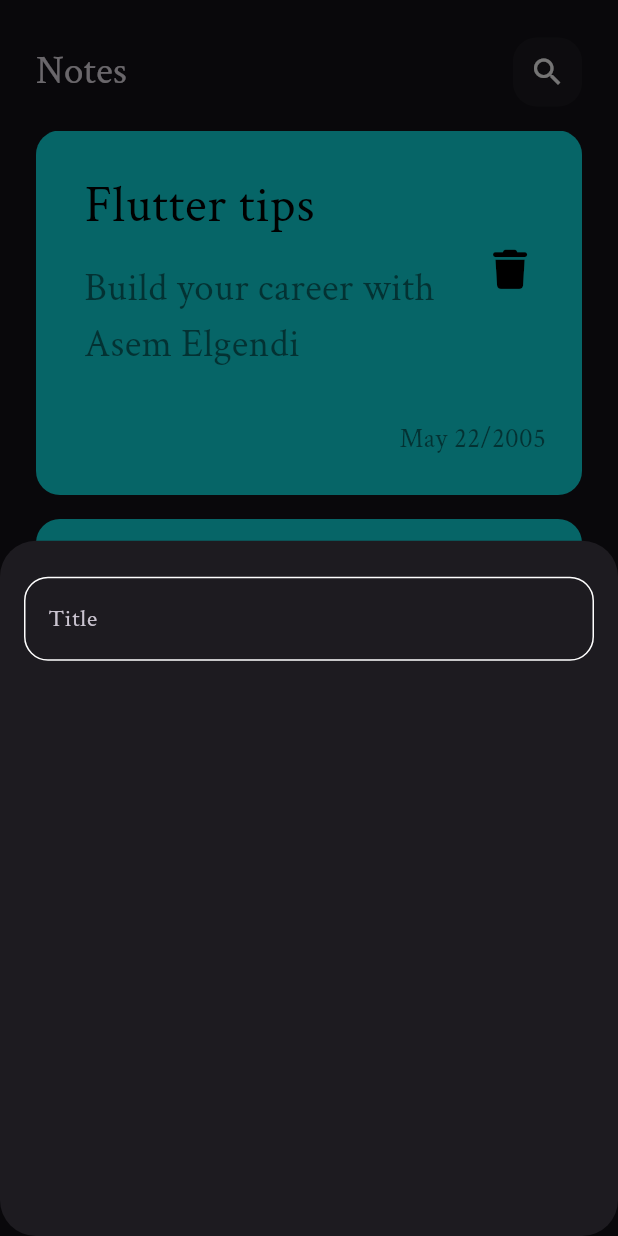
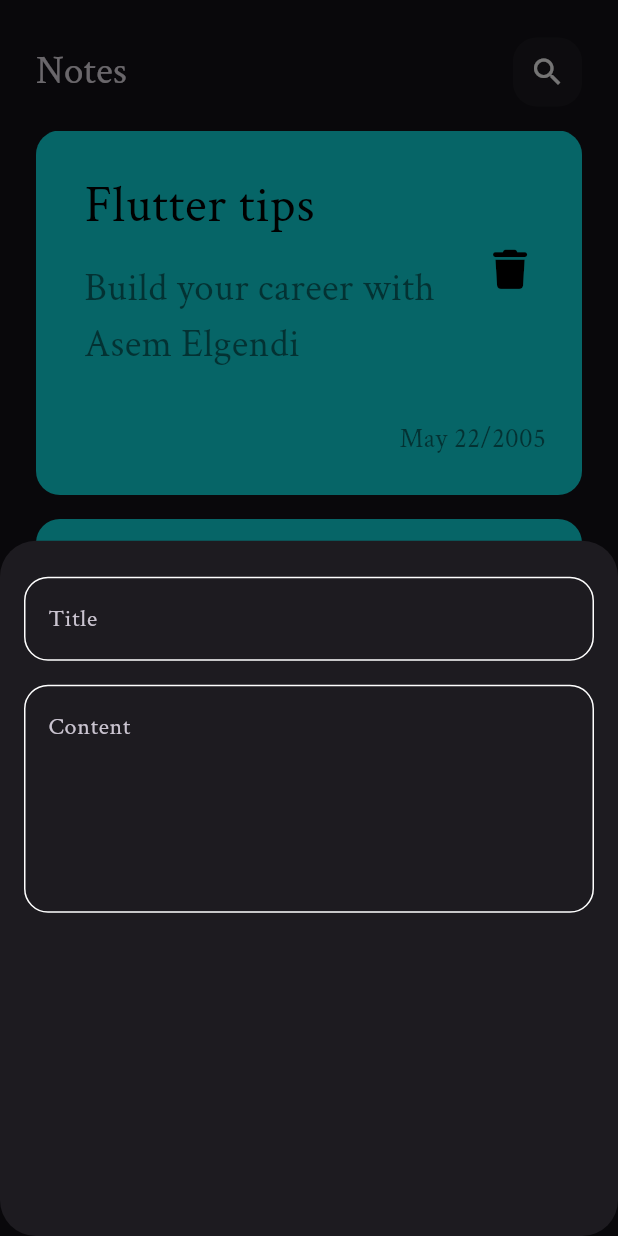
Before and after one commit to Asem130/Note-App, a Flutter app: the screen it shows after launch, after a tap on the "add" icon, on a phone screen of 412 x 824 dp. Run offline on Flutter 3.47's test engine with Material 3 defaults, Android fonts, the phone set to English and light mode, and no system bars; our stand-ins replace font_awesome_flutter.

Commit message:
add feilds to note sheet

```diff
--- a/lib/views/widgets/add_note.dart
+++ b/lib/views/widgets/add_note.dart
@@ -12,7 +12,14 @@
         children: [
           CustomTextFormField(
             hintText: 'Title',
-          )
+          ),
+          SizedBox(
+            height: 16,
+          ),
+          CustomTextFormField(
+            hintText: 'Content',
+            maxLines: 5,
+          ),
         ],
       ),
     );
--- a/lib/views/widgets/custom_text_feild.dart
+++ b/lib/views/widgets/custom_text_feild.dart
@@ -2,11 +2,14 @@
 import 'package:note_app/const.dart';
 
 class CustomTextFormField extends StatelessWidget {
-  const CustomTextFormField({super.key, required this.hintText});
+  const CustomTextFormField(
+      {super.key, required this.hintText, this.maxLines = 1});
   final String hintText;
+  final int maxLines;
   @override
   Widget build(BuildContext context) {
     return TextFormField(
+      maxLines: maxLines,
       cursorColor: kPrimaryColor,
       decoration: InputDecoration(
           hintText: hintText,
```
